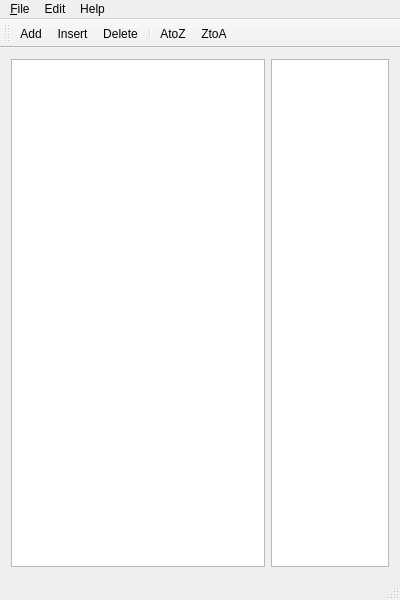
First picture: the form in mainwindow.ui, repository nagisc007/nmemo, before the edit.
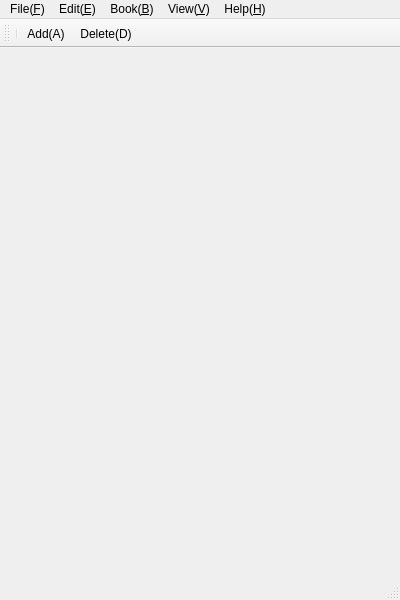
Second picture: the form after the edit.

Commit message: Removed: core, utils. Renamed: main menus.

What changed in the file:
```diff
--- a/mainwindow.ui
+++ b/mainwindow.ui
@@ -26,34 +26,7 @@
      <verstretch>0</verstretch>
     </sizepolicy>
    </property>
-   <layout class="QHBoxLayout" name="horizontalLayout">
-    <item>
-     <widget class="QTextEdit" name="memoEditor">
-      <property name="minimumSize">
-       <size>
-        <width>0</width>
-        <height>0</height>
-       </size>
-      </property>
-     </widget>
-    </item>
-    <item>
-     <widget class="QListWidget" name="titleDisplay">
-      <property name="maximumSize">
-       <size>
-        <width>120</width>
-        <height>16777215</height>
-       </size>
-      </property>
-      <property name="dragDropMode">
-       <enum>QAbstractItemView::InternalMove</enum>
-      </property>
-      <property name="defaultDropAction">
-       <enum>Qt::TargetMoveAction</enum>
-      </property>
-     </widget>
-    </item>
-   </layout>
+   <layout class="QHBoxLayout" name="horizontalLayout"/>
   </widget>
   <widget class="QMenuBar" name="menuBar">
    <property name="geometry">
@@ -66,7 +39,7 @@
    </property>
    <widget class="QMenu" name="menuFile">
     <property name="title">
-     <string>&amp;File</string>
+     <string>File(&amp;F)</string>
     </property>
     <addaction name="actionOpen"/>
     <addaction name="actionClose"/>
@@ -78,7 +51,7 @@
    </widget>
    <widget class="QMenu" name="menuEdit">
     <property name="title">
-     <string>Edit</string>
+     <string>Edit(&amp;E)</string>
     </property>
     <addaction name="action_Add"/>
     <addaction name="action_Insert"/>
@@ -89,13 +62,28 @@
    </widget>
    <widget class="QMenu" name="menuHelp">
     <property name="title">
-     <string>Help</string>
+     <string>Help(&amp;H)</string>
     </property>
-    <addaction name="actionAbout_Qt"/>
-    <addaction name="actionAbout_Nmemo"/>
+    <addaction name="actAboutQt"/>
+    <addaction name="actAboutApp"/>
+   </widget>
+   <widget class="QMenu" name="menuView">
+    <property name="title">
+     <string>View(&amp;V)</string>
+    </property>
+    <addaction name="actFullscreen"/>
+   </widget>
+   <widget class="QMenu" name="menuBook">
+    <property name="title">
+     <string>Book(&amp;B)</string>
+    </property>
+    <addaction name="actAddBook"/>
+    <addaction name="actDeleteBook"/>
    </widget>
    <addaction name="menuFile"/>
    <addaction name="menuEdit"/>
+   <addaction name="menuBook"/>
+   <addaction name="menuView"/>
    <addaction name="menuHelp"/>
   </widget>
   <widget class="QToolBar" name="mainToolBar">
@@ -105,12 +93,9 @@
    <attribute name="toolBarBreak">
     <bool>false</bool>
    </attribute>
-   <addaction name="action_Add"/>
-   <addaction name="action_Insert"/>
-   <addaction name="action_Delete"/>
    <addaction name="separator"/>
-   <addaction name="actionSort_A_Z"/>
-   <addaction name="actionSort_Z_A"/>
+   <addaction name="actAddBook"/>
+   <addaction name="actDeleteBook"/>
   </widget>
   <widget class="QStatusBar" name="statusBar"/>
   <action name="actionOpen">
@@ -159,7 +144,7 @@
   </action>
   <action name="action_Add">
    <property name="text">
-    <string>&amp;Add</string>
+    <string>New(&amp;N)</string>
    </property>
    <property name="shortcut">
     <string>Ctrl+N</string>
@@ -167,7 +152,7 @@
   </action>
   <action name="action_Insert">
    <property name="text">
-    <string>&amp;Insert</string>
+    <string>Undo(&amp;U)</string>
    </property>
    <property name="shortcut">
     <string>Ctrl+I</string>
@@ -175,23 +160,65 @@
   </action>
   <action name="action_Delete">
    <property name="text">
-    <string>&amp;Delete</string>
+    <string>Redo(&amp;R)</string>
    </property>
   </action>
   <action name="actionSort_A_Z">
    <property name="text">
-    <string>Sort AtoZ</string>
+    <string>Cut(&amp;T)</string>
    </property>
-   <property name="iconText">
-    <string>AtoZ</string>
+   <property name="shortcut">
+    <string>Ctrl+X</string>
    </property>
   </action>
   <action name="actionSort_Z_A">
    <property name="text">
-    <string>Sort ZtoA</string>
+    <string>Copy(&amp;C)</string>
    </property>
-   <property name="iconText">
-    <string>ZtoA</string>
+   <property name="shortcut">
+    <string>Ctrl+C</string>
+   </property>
+  </action>
+  <action name="actPaste">
+   <property name="text">
+    <string>Paste(&amp;P)</string>
+   </property>
+   <property name="shortcut">
+    <string>Ctrl+V</string>
+   </property>
+  </action>
+  <action name="actErase">
+   <property name="text">
+    <string>Erase(&amp;D)</string>
+   </property>
+  </action>
+  <action name="actSelectAll">
+   <property name="text">
+    <string>SelectAll(&amp;A)</string>
+   </property>
+   <property name="shortcut">
+    <string>Ctrl+A</string>
+   </property>
+  </action>
+  <action name="actAddBook">
+   <property name="text">
+    <string>Add(&amp;A)</string>
+   </property>
+   <property name="shortcut">
+    <string>Ctrl+Shift+N</string>
+   </property>
+  </action>
+  <action name="actDeleteBook">
+   <property name="text">
+    <string>Delete(&amp;D)</string>
+   </property>
+  </action>
+  <action name="actFullscreen">
+   <property name="checkable">
+    <bool>true</bool>
+   </property>
+   <property name="text">
+    <string>Fullscreen(&amp;F)</string>
    </property>
   </action>
  </widget>
```
Left out of the diff: 64 changed lines with no effect on the pictures. The commit also changes 7 other files.
